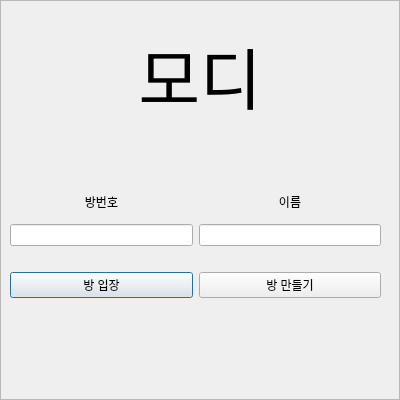
Qt form modulized_Chat-cap/modi001.ui (frontdoorrr/motion_detection) before a commit.
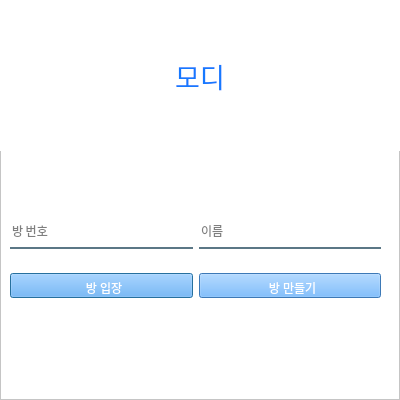
The same form after that commit.

```diff
--- a/modulized_Chat-cap/modi001.ui
+++ b/modulized_Chat-cap/modi001.ui
@@ -28,6 +28,9 @@
      <height>400</height>
     </rect>
    </property>
+   <property name="styleSheet">
+    <string notr="true">background-color : rgb(255, 255, 255)</string>
+   </property>
    <property name="frameShape">
     <enum>QFrame::StyledPanel</enum>
    </property>
@@ -45,9 +48,17 @@
     </property>
     <property name="font">
      <font>
-      <pointsize>50</pointsize>
+      <family>KoPubWorld돋움체 Bold</family>
+      <pointsize>20</pointsize>
+      <weight>9</weight>
+      <italic>false</italic>
+      <bold>false</bold>
      </font>
     </property>
+    <property name="styleSheet">
+     <string notr="true">font: 75 20pt &quot;KoPubWorld돋움체 Bold&quot;;
+color: rgb(22, 121, 255)</string>
+    </property>
     <property name="text">
      <string>모디</string>
     </property>
@@ -75,10 +86,38 @@
     </property>
     <layout class="QHBoxLayout" name="horizontalLayout">
      <item>
-      <widget class="QLineEdit" name="get_room_number"/>
+      <widget class="QLineEdit" name="get_room_number">
+       <property name="font">
+        <font>
+         <family>KoPubWorld돋움체 Light</family>
+        </font>
+       </property>
+       <property name="styleSheet">
+        <string notr="true">border: none;
+border-bottom: 2px solid rgba(46,82,101,200);
+padding-bottom: 7px;</string>
+       </property>
+       <property name="placeholderText">
+        <string>방 번호</string>
+       </property>
+      </widget>
      </item>
      <item>
-      <widget class="QLineEdit" name="get_username"/>
+      <widget class="QLineEdit" name="get_username">
+       <property name="font">
+        <font>
+         <family>KoPubWorld돋움체 Light</family>
+        </font>
+       </property>
+       <property name="styleSheet">
+        <string notr="true">border: none;
+border-bottom: 2px solid rgba(46,82,101,200);
+padding-bottom: 7px;</string>
+       </property>
+       <property name="placeholderText">
+        <string>이름</string>
+       </property>
+      </widget>
      </item>
     </layout>
    </widget>
@@ -91,28 +130,7 @@
       <height>61</height>
      </rect>
     </property>
-    <layout class="QHBoxLayout" name="horizontalLayout_2">
-     <item>
-      <widget class="QLabel" name="room_number_label">
-       <property name="text">
-        <string>방번호</string>
-       </property>
-       <property name="alignment">
-        <set>Qt::AlignBottom|Qt::AlignHCenter</set>
-       </property>
-      </widget>
-     </item>
-     <item>
-      <widget class="QLabel" name="name_label">
-       <property name="text">
-        <string>이름</string>
-       </property>
-       <property name="alignment">
-        <set>Qt::AlignBottom|Qt::AlignHCenter</set>
-       </property>
-      </widget>
-     </item>
-    </layout>
+    <layout class="QHBoxLayout" name="horizontalLayout_2"/>
    </widget>
    <widget class="QWidget" name="horizontalLayoutWidget_3">
     <property name="geometry">
@@ -126,6 +144,13 @@
     <layout class="QHBoxLayout" name="horizontalLayout_3">
      <item>
       <widget class="QPushButton" name="enterroom">
+       <property name="styleSheet">
+        <string notr="true">background-color : rgb(85, 170, 255);
+font: 57 9pt &quot;KoPubWorld돋움체 Medium&quot;;
+color: rgb(255, 255, 255);
+padding-left: 5px;
+padding-top: 5px;</string>
+       </property>
        <property name="text">
         <string>방 입장</string>
        </property>
@@ -133,6 +158,13 @@
      </item>
      <item>
       <widget class="QPushButton" name="makeroom">
+       <property name="styleSheet">
+        <string notr="true">background-color: rgb(85, 170, 255);
+font: 57 9pt &quot;KoPubWorld돋움체 Medium&quot;;
+color: rgb(255, 255, 255);
+padding-left: 5px;
+padding-top: 5px;</string>
+       </property>
        <property name="text">
         <string>방 만들기</string>
        </property>
```
Left out of the diff: 2 changed lines with no effect on the pictures.
